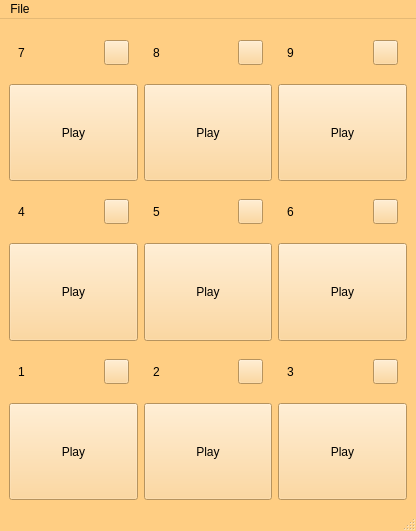
Technohamster-py/dm-assist, file mainwindow.ui: the form before one commit.
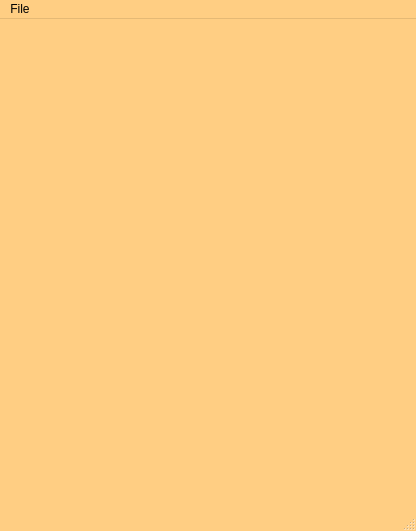
The form after the commit. Icons and pictures are not drawn.

```diff
--- a/mainwindow.ui
+++ b/mainwindow.ui
@@ -459,814 +459,7 @@
    <property name="styleSheet">
     <string notr="true"/>
    </property>
-   <layout class="QGridLayout" name="gridLayout">
-    <item row="0" column="0">
-     <widget class="QWidget" name="player7" native="true">
-      <layout class="QVBoxLayout" name="verticalLayout">
-       <property name="leftMargin">
-        <number>0</number>
-       </property>
-       <property name="topMargin">
-        <number>0</number>
-       </property>
-       <property name="rightMargin">
-        <number>0</number>
-       </property>
-       <property name="bottomMargin">
-        <number>0</number>
-       </property>
-       <item>
-        <widget class="QWidget" name="widget_2" native="true">
-         <property name="maximumSize">
-          <size>
-           <width>16777215</width>
-           <height>50</height>
-          </size>
-         </property>
-         <layout class="QHBoxLayout" name="horizontalLayout">
-          <item>
-           <widget class="QLabel" name="label7">
-            <property name="minimumSize">
-             <size>
-              <width>70</width>
-              <height>0</height>
-             </size>
-            </property>
-            <property name="text">
-             <string>7</string>
-            </property>
-           </widget>
-          </item>
-          <item>
-           <widget class="QPushButton" name="edit7">
-            <property name="minimumSize">
-             <size>
-              <width>25</width>
-              <height>25</height>
-             </size>
-            </property>
-            <property name="maximumSize">
-             <size>
-              <width>25</width>
-              <height>25</height>
-             </size>
-            </property>
-            <property name="text">
-             <string/>
-            </property>
-            <property name="icon">
-             <iconset resource="static/app_resources.qrc">
-              <normaloff>:/edit.svg</normaloff>:/edit.svg</iconset>
-            </property>
-           </widget>
-          </item>
-         </layout>
-        </widget>
-       </item>
-       <item>
-        <widget class="QPushButton" name="play7">
-         <property name="minimumSize">
-          <size>
-           <width>70</width>
-           <height>70</height>
-          </size>
-         </property>
-         <property name="maximumSize">
-          <size>
-           <width>10000</width>
-           <height>10000</height>
-          </size>
-         </property>
-         <property name="font">
-          <font>
-           <stylestrategy>PreferDefault</stylestrategy>
-          </font>
-         </property>
-         <property name="text">
-          <string>Play</string>
-         </property>
-         <property name="icon">
-          <iconset resource="static/app_resources.qrc">
-           <normaloff>:/player/play.svg</normaloff>:/player/play.svg</iconset>
-         </property>
-        </widget>
-       </item>
-      </layout>
-     </widget>
-    </item>
-    <item row="0" column="1">
-     <widget class="QWidget" name="player8" native="true">
-      <layout class="QVBoxLayout" name="verticalLayout_2">
-       <property name="leftMargin">
-        <number>0</number>
-       </property>
-       <property name="topMargin">
-        <number>0</number>
-       </property>
-       <property name="rightMargin">
-        <number>0</number>
-       </property>
-       <property name="bottomMargin">
-        <number>0</number>
-       </property>
-       <item>
-        <widget class="QWidget" name="widget_4" native="true">
-         <property name="maximumSize">
-          <size>
-           <width>16777215</width>
-           <height>50</height>
-          </size>
-         </property>
-         <layout class="QHBoxLayout" name="horizontalLayout_2">
-          <item>
-           <widget class="QLabel" name="label8">
-            <property name="minimumSize">
-             <size>
-              <width>70</width>
-              <height>0</height>
-             </size>
-            </property>
-            <property name="text">
-             <string>8</string>
-            </property>
-           </widget>
-          </item>
-          <item>
-           <widget class="QPushButton" name="edit8">
-            <property name="minimumSize">
-             <size>
-              <width>25</width>
-              <height>25</height>
-             </size>
-            </property>
-            <property name="maximumSize">
-             <size>
-              <width>25</width>
-              <height>25</height>
-             </size>
-            </property>
-            <property name="text">
-             <string/>
-            </property>
-            <property name="icon">
-             <iconset resource="static/app_resources.qrc">
-              <normaloff>:/edit.svg</normaloff>:/edit.svg</iconset>
-            </property>
-           </widget>
-          </item>
-         </layout>
-        </widget>
-       </item>
-       <item>
-        <widget class="QPushButton" name="play8">
-         <property name="minimumSize">
-          <size>
-           <width>70</width>
-           <height>70</height>
-          </size>
-         </property>
-         <property name="maximumSize">
-          <size>
-           <width>10000</width>
-           <height>10000</height>
-          </size>
-         </property>
-         <property name="text">
-          <string>Play</string>
-         </property>
-         <property name="icon">
-          <iconset resource="static/app_resources.qrc">
-           <normaloff>:/player/play.svg</normaloff>:/player/play.svg</iconset>
-         </property>
-        </widget>
-       </item>
-      </layout>
-     </widget>
-    </item>
-    <item row="0" column="2">
-     <widget class="QWidget" name="player9" native="true">
-      <layout class="QVBoxLayout" name="verticalLayout_3">
-       <property name="leftMargin">
-        <number>0</number>
-       </property>
-       <property name="topMargin">
-        <number>0</number>
-       </property>
-       <property name="rightMargin">
-        <number>0</number>
-       </property>
-       <property name="bottomMargin">
-        <number>0</number>
-       </property>
-       <item>
-        <widget class="QWidget" name="widget_6" native="true">
-         <property name="maximumSize">
-          <size>
-           <width>16777215</width>
-           <height>50</height>
-          </size>
-         </property>
-         <layout class="QHBoxLayout" name="horizontalLayout_3">
-          <item>
-           <widget class="QLabel" name="label9">
-            <property name="minimumSize">
-             <size>
-              <width>70</width>
-              <height>0</height>
-             </size>
-            </property>
-            <property name="text">
-             <string>9</string>
-            </property>
-           </widget>
-          </item>
-          <item>
-           <widget class="QPushButton" name="edit9">
-            <property name="minimumSize">
-             <size>
-              <width>25</width>
-              <height>25</height>
-             </size>
-            </property>
-            <property name="maximumSize">
-             <size>
-              <width>25</width>
-              <height>25</height>
-             </size>
-            </property>
-            <property name="text">
-             <string/>
-            </property>
-            <property name="icon">
-             <iconset resource="static/app_resources.qrc">
-              <normaloff>:/edit.svg</normaloff>:/edit.svg</iconset>
-            </property>
-           </widget>
-          </item>
-         </layout>
-        </widget>
-       </item>
-       <item>
-        <widget class="QPushButton" name="play9">
-         <property name="minimumSize">
-          <size>
-           <width>70</width>
-           <height>70</height>
-          </size>
-         </property>
-         <property name="maximumSize">
-          <size>
-           <width>10000</width>
-           <height>10000</height>
-          </size>
-         </property>
-         <property name="text">
-          <string>Play</string>
-         </property>
-         <property name="icon">
-          <iconset resource="static/app_resources.qrc">
-           <normaloff>:/player/play.svg</normaloff>:/player/play.svg</iconset>
-         </property>
-        </widget>
-       </item>
-      </layout>
-     </widget>
-    </item>
-    <item row="1" column="0">
-     <widget class="QWidget" name="player4" native="true">
-      <layout class="QVBoxLayout" name="verticalLayout_6">
-       <property name="leftMargin">
-        <number>0</number>
-       </property>
-       <property name="topMargin">
-        <number>0</number>
-       </property>
-       <property name="rightMargin">
-        <number>0</number>
-       </property>
-       <property name="bottomMargin">
-        <number>0</number>
-       </property>
-       <item>
-        <widget class="QWidget" name="widget_12" native="true">
-         <property name="maximumSize">
-          <size>
-           <width>16777215</width>
-           <height>50</height>
-          </size>
-         </property>
-         <layout class="QHBoxLayout" name="horizontalLayout_6">
-          <item>
-           <widget class="QLabel" name="label4">
-            <property name="minimumSize">
-             <size>
-              <width>70</width>
-              <height>0</height>
-             </size>
-            </property>
-            <property name="text">
-             <string>4</string>
-            </property>
-           </widget>
-          </item>
-          <item>
-           <widget class="QPushButton" name="edit4">
-            <property name="minimumSize">
-             <size>
-              <width>25</width>
-              <height>25</height>
-             </size>
-            </property>
-            <property name="maximumSize">
-             <size>
-              <width>25</width>
-              <height>25</height>
-             </size>
-            </property>
-            <property name="text">
-             <string/>
-            </property>
-            <property name="icon">
-             <iconset resource="static/app_resources.qrc">
-              <normaloff>:/edit.svg</normaloff>:/edit.svg</iconset>
-            </property>
-           </widget>
-          </item>
-         </layout>
-        </widget>
-       </item>
-       <item>
-        <widget class="QPushButton" name="play4">
-         <property name="minimumSize">
-          <size>
-           <width>70</width>
-           <height>70</height>
-          </size>
-         </property>
-         <property name="maximumSize">
-          <size>
-           <width>10000</width>
-           <height>10000</height>
-          </size>
-         </property>
-         <property name="text">
-          <string>Play</string>
-         </property>
-         <property name="icon">
-          <iconset resource="static/app_resources.qrc">
-           <normaloff>:/player/play.svg</normaloff>:/player/play.svg</iconset>
-         </property>
-        </widget>
-       </item>
-      </layout>
-     </widget>
-    </item>
-    <item row="1" column="1">
-     <widget class="QWidget" name="player5" native="true">
-      <layout class="QVBoxLayout" name="verticalLayout_5">
-       <property name="leftMargin">
-        <number>0</number>
-       </property>
-       <property name="topMargin">
-        <number>0</number>
-       </property>
-       <property name="rightMargin">
-        <number>0</number>
-       </property>
-       <property name="bottomMargin">
-        <number>0</number>
-       </property>
-       <item>
-        <widget class="QWidget" name="widget_10" native="true">
-         <property name="maximumSize">
-          <size>
-           <width>16777215</width>
-           <height>50</height>
-          </size>
-         </property>
-         <layout class="QHBoxLayout" name="horizontalLayout_5">
-          <item>
-           <widget class="QLabel" name="label5">
-            <property name="minimumSize">
-             <size>
-              <width>70</width>
-              <height>0</height>
-             </size>
-            </property>
-            <property name="text">
-             <string>5</string>
-            </property>
-           </widget>
-          </item>
-          <item>
-           <widget class="QPushButton" name="edit5">
-            <property name="minimumSize">
-             <size>
-              <width>25</width>
-              <height>25</height>
-             </size>
-            </property>
-            <property name="maximumSize">
-             <size>
-              <width>25</width>
-              <height>25</height>
-             </size>
-            </property>
-            <property name="text">
-             <string/>
-            </property>
-            <property name="icon">
-             <iconset resource="static/app_resources.qrc">
-              <normaloff>:/edit.svg</normaloff>:/edit.svg</iconset>
-            </property>
-           </widget>
-          </item>
-         </layout>
-        </widget>
-       </item>
-       <item>
-        <widget class="QPushButton" name="play5">
-         <property name="minimumSize">
-          <size>
-           <width>70</width>
-           <height>70</height>
-          </size>
-         </property>
-         <property name="maximumSize">
-          <size>
-           <width>10000</width>
-           <height>10000</height>
-          </size>
-         </property>
-         <property name="text">
-          <string>Play</string>
-         </property>
-         <property name="icon">
-          <iconset resource="static/app_resources.qrc">
-           <normaloff>:/player/play.svg</normaloff>:/player/play.svg</iconset>
-         </property>
-        </widget>
-       </item>
-      </layout>
-     </widget>
-    </item>
-    <item row="1" column="2">
-     <widget class="QWidget" name="player6" native="true">
-      <layout class="QVBoxLayout" name="verticalLayout_4">
-       <property name="leftMargin">
-        <number>0</number>
-       </property>
-       <property name="topMargin">
-        <number>0</number>
-       </property>
-       <property name="rightMargin">
-        <number>0</number>
-       </property>
-       <property name="bottomMargin">
-        <number>0</number>
-       </property>
-       <item>
-        <widget class="QWidget" name="widget_8" native="true">
-         <property name="maximumSize">
-          <size>
-           <width>16777215</width>
-           <height>50</height>
-          </size>
-         </property>
-         <layout class="QHBoxLayout" name="horizontalLayout_4">
-          <item>
-           <widget class="QLabel" name="label6">
-            <property name="minimumSize">
-             <size>
-              <width>70</width>
-              <height>0</height>
-             </size>
-            </property>
-            <property name="text">
-             <string>6</string>
-            </property>
-           </widget>
-          </item>
-          <item>
-           <widget class="QPushButton" name="edit6">
-            <property name="minimumSize">
-             <size>
-              <width>25</width>
-              <height>25</height>
-             </size>
-            </property>
-            <property name="maximumSize">
-             <size>
-              <width>25</width>
-              <height>25</height>
-             </size>
-            </property>
-            <property name="text">
-             <string/>
-            </property>
-            <property name="icon">
-             <iconset resource="static/app_resources.qrc">
-              <normaloff>:/edit.svg</normaloff>:/edit.svg</iconset>
-            </property>
-           </widget>
-          </item>
-         </layout>
-        </widget>
-       </item>
-       <item>
-        <widget class="QPushButton" name="play6">
-         <property name="minimumSize">
-          <size>
-           <width>70</width>
-           <height>70</height>
-          </size>
-         </property>
-         <property name="maximumSize">
-          <size>
-           <width>10000</width>
-           <height>10000</height>
-          </size>
-         </property>
-         <property name="text">
-          <string>Play</string>
-         </property>
-         <property name="icon">
-          <iconset resource="static/app_resources.qrc">
-           <normaloff>:/player/play.svg</normaloff>:/player/play.svg</iconset>
-         </property>
-        </widget>
-       </item>
-      </layout>
-     </widget>
-    </item>
-    <item row="2" column="0">
-     <widget class="QWidget" name="player1" native="true">
-      <layout class="QVBoxLayout" name="verticalLayout_7">
-       <property name="leftMargin">
-        <number>0</number>
-       </property>
-       <property name="topMargin">
-        <number>0</number>
-       </property>
-       <property name="rightMargin">
-        <number>0</number>
-       </property>
-       <property name="bottomMargin">
-        <number>0</number>
-       </property>
-       <item>
-        <widget class="QWidget" name="widget_14" native="true">
-         <property name="maximumSize">
-          <size>
-           <width>16777215</width>
-           <height>50</height>
-          </size>
-         </property>
-         <layout class="QHBoxLayout" name="horizontalLayout_7">
-          <item>
-           <widget class="QLabel" name="label1">
-            <property name="minimumSize">
-             <size>
-              <width>70</width>
-              <height>0</height>
-             </size>
-            </property>
-            <property name="text">
-             <string>1</string>
-            </property>
-           </widget>
-          </item>
-          <item>
-           <widget class="QPushButton" name="edit1">
-            <property name="minimumSize">
-             <size>
-              <width>25</width>
-              <height>25</height>
-             </size>
-            </property>
-            <property name="maximumSize">
-             <size>
-              <width>25</width>
-              <height>25</height>
-             </size>
-            </property>
-            <property name="text">
-             <string/>
-            </property>
-            <property name="icon">
-             <iconset resource="static/app_resources.qrc">
-              <normaloff>:/edit.svg</normaloff>:/edit.svg</iconset>
-            </property>
-           </widget>
-          </item>
-         </layout>
-        </widget>
-       </item>
-       <item>
-        <widget class="QPushButton" name="play1">
-         <property name="minimumSize">
-          <size>
-           <width>70</width>
-           <height>70</height>
-          </size>
-         </property>
-         <property name="maximumSize">
-          <size>
-           <width>10000</width>
-           <height>10000</height>
-          </size>
-         </property>
-         <property name="text">
-          <string>Play</string>
-         </property>
-         <property name="icon">
-          <iconset resource="static/app_resources.qrc">
-           <normaloff>:/player/play.svg</normaloff>:/player/play.svg</iconset>
-         </property>
-        </widget>
-       </item>
-      </layout>
-     </widget>
-    </item>
-    <item row="2" column="1">
-     <widget class="QWidget" name="player2" native="true">
-      <layout class="QVBoxLayout" name="verticalLayout_8">
-       <property name="leftMargin">
-        <number>0</number>
-       </property>
-       <property name="topMargin">
-        <number>0</number>
-       </property>
-       <property name="rightMargin">
-        <number>0</number>
-       </property>
-       <property name="bottomMargin">
-        <number>0</number>
-       </property>
-       <item>
-        <widget class="QWidget" name="widget_16" native="true">
-         <property name="maximumSize">
-          <size>
-           <width>16777215</width>
-           <height>50</height>
-          </size>
-         </property>
-         <layout class="QHBoxLayout" name="horizontalLayout_8">
-          <item>
-           <widget class="QLabel" name="label2">
-            <property name="minimumSize">
-             <size>
-              <width>70</width>
-              <height>0</height>
-             </size>
-            </property>
-            <property name="text">
-             <string>2</string>
-            </property>
-           </widget>
-          </item>
-          <item>
-           <widget class="QPushButton" name="edit2">
-            <property name="minimumSize">
-             <size>
-              <width>25</width>
-              <height>25</height>
-             </size>
-            </property>
-            <property name="maximumSize">
-             <size>
-              <width>25</width>
-              <height>25</height>
-             </size>
-            </property>
-            <property name="text">
-             <string/>
-            </property>
-            <property name="icon">
-             <iconset resource="static/app_resources.qrc">
-              <normaloff>:/edit.svg</normaloff>:/edit.svg</iconset>
-            </property>
-           </widget>
-          </item>
-         </layout>
-        </widget>
-       </item>
-       <item>
-        <widget class="QPushButton" name="play2">
-         <property name="minimumSize">
-          <size>
-           <width>70</width>
-           <height>70</height>
-          </size>
-         </property>
-         <property name="maximumSize">
-          <size>
-           <width>10000</width>
-           <height>10000</height>
-          </size>
-         </property>
-         <property name="text">
-          <string>Play</string>
-         </property>
-         <property name="icon">
-          <iconset resource="static/app_resources.qrc">
-           <normaloff>:/player/play.svg</normaloff>:/player/play.svg</iconset>
-         </property>
-        </widget>
-       </item>
-      </layout>
-     </widget>
-    </item>
-    <item row="2" column="2">
-     <widget class="QWidget" name="player3" native="true">
-      <layout class="QVBoxLayout" name="verticalLayout_9">
-       <property name="leftMargin">
-        <number>0</number>
-       </property>
-       <property name="topMargin">
-        <number>0</number>
-       </property>
-       <property name="rightMargin">
-        <number>0</number>
-       </property>
-       <property name="bottomMargin">
-        <number>0</number>
-       </property>
-       <item>
-        <widget class="QWidget" name="widget_18" native="true">
-         <property name="maximumSize">
-          <size>
-           <width>16777215</width>
-           <height>50</height>
-          </size>
-         </property>
-         <layout class="QHBoxLayout" name="horizontalLayout_9">
-          <item>
-           <widget class="QLabel" name="label3">
-            <property name="minimumSize">
-             <size>
-              <width>70</width>
-              <height>0</height>
-             </size>
-            </property>
-            <property name="text">
-             <string>3</string>
-            </property>
-           </widget>
-          </item>
-          <item>
-           <widget class="QPushButton" name="edit3">
-            <property name="minimumSize">
-             <size>
-              <width>25</width>
-              <height>25</height>
-             </size>
-            </property>
-            <property name="maximumSize">
-             <size>
-              <width>25</width>
-              <height>25</height>
-             </size>
-            </property>
-            <property name="text">
-             <string/>
-            </property>
-            <property name="icon">
-             <iconset resource="static/app_resources.qrc">
-              <normaloff>:/edit.svg</normaloff>:/edit.svg</iconset>
-            </property>
-           </widget>
-          </item>
-         </layout>
-        </widget>
-       </item>
-       <item>
-        <widget class="QPushButton" name="play3">
-         <property name="minimumSize">
-          <size>
-           <width>70</width>
-           <height>70</height>
-          </size>
-         </property>
-         <property name="maximumSize">
-          <size>
-           <width>10000</width>
-           <height>10000</height>
-          </size>
-         </property>
-         <property name="text">
-          <string>Play</string>
-         </property>
-         <property name="icon">
-          <iconset resource="static/app_resources.qrc">
-           <normaloff>:/player/play.svg</normaloff>:/player/play.svg</iconset>
-         </property>
-        </widget>
-       </item>
-      </layout>
-     </widget>
-    </item>
-   </layout>
+   <layout class="QGridLayout" name="mainLayout"/>
   </widget>
   <widget class="QMenuBar" name="menubar">
    <property name="geometry">
```
